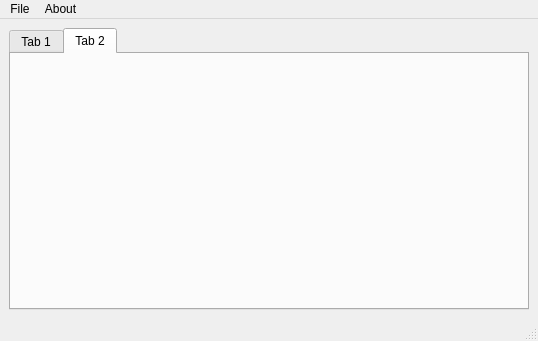
Old version of the form br/gov/icea/gui/wndMain.ui in the repository icea-dev/iamod-server.
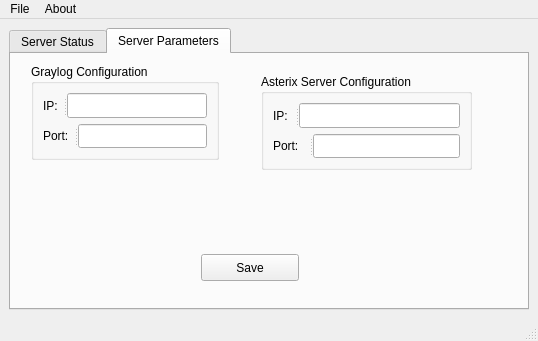
New version of the form. The open tabs and pages were chosen to show the change.

Commit message: Implementação da GUI.

What changed in the file:
```diff
--- a/br/gov/icea/gui/wndMain.ui
+++ b/br/gov/icea/gui/wndMain.ui
@@ -17,9 +17,12 @@
    <layout class="QHBoxLayout" name="horizontalLayout">
     <item>
      <widget class="QTabWidget" name="tabWidget">
-      <widget class="QWidget" name="tab">
+      <property name="currentIndex">
+       <number>1</number>
+      </property>
+      <widget class="QWidget" name="tabStatus">
        <attribute name="title">
-        <string>Tab 1</string>
+        <string>Server Status</string>
        </attribute>
        <widget class="QGroupBox" name="groupBox">
         <property name="geometry">
@@ -91,8 +94,114 @@
       </widget>
       <widget class="QWidget" name="tab_2">
        <attribute name="title">
-        <string>Tab 2</string>
+        <string>Server Parameters</string>
        </attribute>
+       <widget class="QGroupBox" name="gbGraylog">
+        <property name="enabled">
+         <bool>true</bool>
+        </property>
+        <property name="geometry">
+         <rect>
+          <x>20</x>
+          <y>10</y>
+          <width>188</width>
+          <height>96</height>
+         </rect>
+        </property>
+        <property name="title">
+         <string>Graylog Configuration</string>
+        </property>
+        <layout class="QVBoxLayout" name="verticalLayout_2">
+         <item>
+          <widget class="QSplitter" name="splitter">
+           <property name="orientation">
+            <enum>Qt::Horizontal</enum>
+           </property>
+           <widget class="QLabel" name="label">
+            <property name="text">
+             <string>IP:</string>
+            </property>
+           </widget>
+           <widget class="QLineEdit" name="leGraylogIP">
+            <property name="inputMask">
+             <string/>
+            </property>
+           </widget>
+          </widget>
+         </item>
+         <item>
+          <widget class="QSplitter" name="splitter_2">
+           <property name="orientation">
+            <enum>Qt::Horizontal</enum>
+           </property>
+           <widget class="QLabel" name="label_2">
+            <property name="text">
+             <string>Port:</string>
+            </property>
+           </widget>
+           <widget class="QLineEdit" name="leGraylogPort">
+            <property name="inputMask">
+             <string/>
+            </property>
+           </widget>
+          </widget>
+         </item>
+        </layout>
+       </widget>
+       <widget class="QGroupBox" name="gbAsterix">
+        <property name="geometry">
+         <rect>
+          <x>250</x>
+          <y>20</y>
+          <width>211</width>
+          <height>96</height>
+         </rect>
+        </property>
+        <property name="title">
+         <string>Asterix Server Configuration</string>
+        </property>
+        <layout class="QVBoxLayout" name="verticalLayout_3">
+         <item>
+          <widget class="QSplitter" name="splitter_4">
+           <property name="orientation">
+            <enum>Qt::Horizontal</enum>
+           </property>
+           <widget class="QLabel" name="label_3">
+            <property name="text">
+             <string>IP:</string>
+            </property>
+           </widget>
+           <widget class="QLineEdit" name="leAsterixIP"/>
+          </widget>
+         </item>
+         <item>
+          <widget class="QSplitter" name="splitter_3">
+           <property name="orientation">
+            <enum>Qt::Horizontal</enum>
+           </property>
+           <widget class="QLabel" name="label_4">
+            <property name="text">
+             <string>Port:</string>
+            </property>
+           </widget>
+           <widget class="QLineEdit" name="leAsterixPort"/>
+          </widget>
+         </item>
+        </layout>
+       </widget>
+       <widget class="QPushButton" name="pbSaveConfiguration">
+        <property name="geometry">
+         <rect>
+          <x>190</x>
+          <y>200</y>
+          <width>98</width>
+          <height>27</height>
+         </rect>
+        </property>
+        <property name="text">
+         <string>Save</string>
+        </property>
+       </widget>
       </widget>
      </widget>
     </item>
```
Left out of the diff: 13 changed lines with no effect on the pictures. The commit also changes 4 other files.
